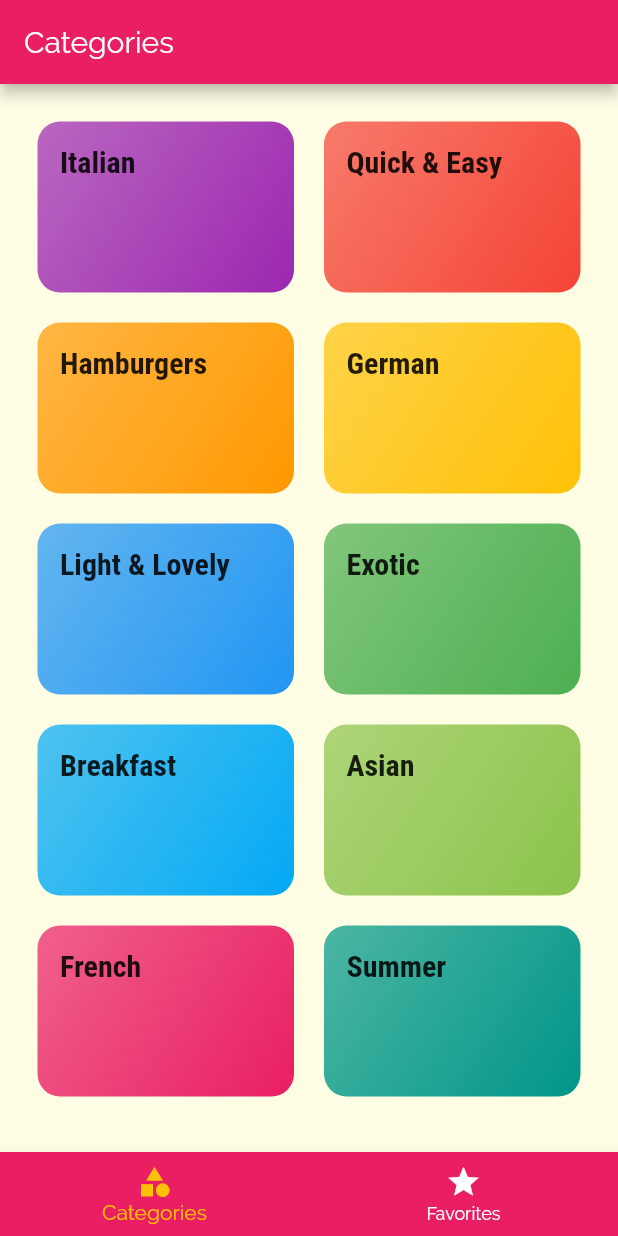
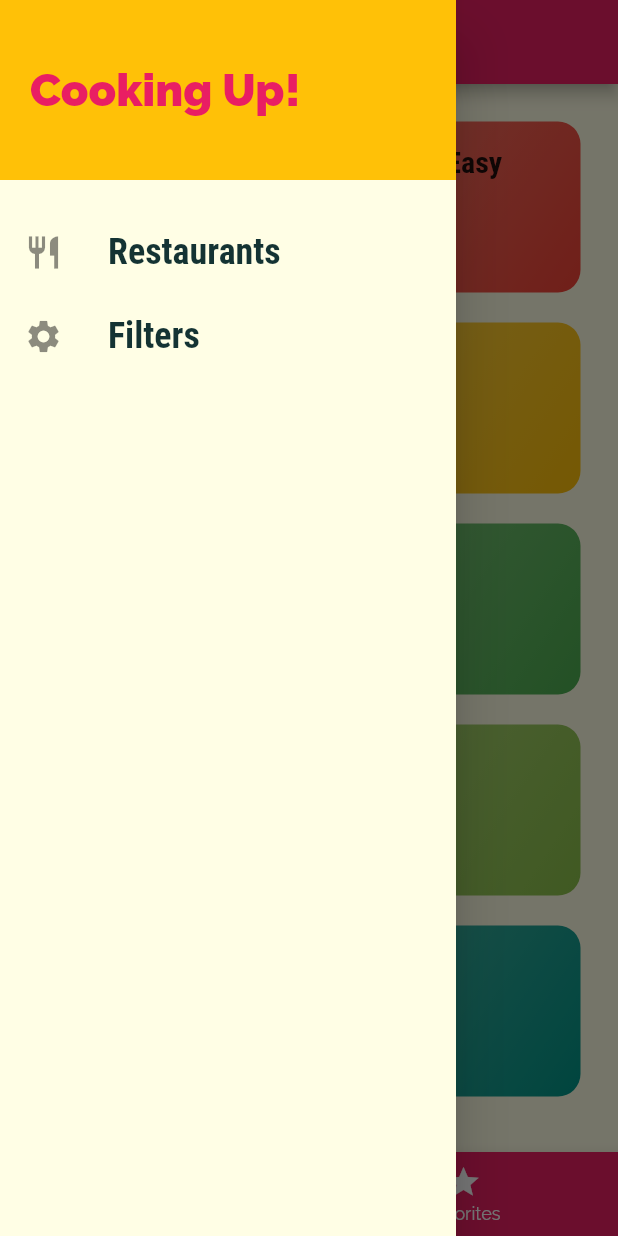
Before and after one commit to champi-dev/meals-app, a Flutter app: the screen it shows after launch, with the side drawer open (before the commit the screen has no drawer), on a phone screen of 412 x 824 dp. Run offline on Flutter 3.47's test engine with Material 2 defaults, Android fonts, the phone set to English and light mode, and no system bars.

Commit message:
Adding links to the drawer

```diff
--- a/lib/main.dart
+++ b/lib/main.dart
@@ -1,5 +1,6 @@
 import 'package:flutter/material.dart';
 
+import './screens/filters_screen.dart';
 import './screens/tabs_screen.dart';
 import './screens/category_meals_screen.dart';
 import './screens/categories_screen.dart';
@@ -27,7 +28,8 @@ class MyApp extends StatelessWidget {
       routes: {
         '/': (ctx) => TabsScreen(),
         CategoryMealsScreen.routeName: (ctx) => CategoryMealsScreen(),
-        MealDetailScreen.routeName: (ctx) => MealDetailScreen()
+        MealDetailScreen.routeName: (ctx) => MealDetailScreen(),
+        FiltersScreen.routeName: (ctx) => FiltersScreen()
       },
     );
   }
--- /dev/null
+++ b/lib/screens/filters_screen.dart
@@ -0,0 +1,12 @@
+import 'package:flutter/material.dart';
+
+class FiltersScreen extends StatelessWidget {
+  static const routeName = '/filters';
+
+  @override
+  Widget build(BuildContext context) {
+    return Center(
+      child: Text('Filters!'),
+    );
+  }
+}
--- a/lib/screens/tabs_screen.dart
+++ b/lib/screens/tabs_screen.dart
@@ -1,6 +1,7 @@
 import 'package:flutter/material.dart';
+
+import '../widgets/main_drawer.dart';
 import './favorites_screen.dart';
-
 import './categories_screen.dart';
 
 class TabsScreen extends StatefulWidget {
@@ -28,6 +29,7 @@ class _TabsScreenState extends State<TabsScreen> {
       appBar: AppBar(
         title: Text(_pages[_selectedPageIndex]['title']),
       ),
+      drawer: MainDrawer(),
       body: _pages[_selectedPageIndex]['page'],
       bottomNavigationBar: BottomNavigationBar(
           onTap: _selectPage,
--- /dev/null
+++ b/lib/widgets/main_drawer.dart
@@ -0,0 +1,50 @@
+import 'package:flutter/material.dart';
+
+import '../screens/filters_screen.dart';
+
+class MainDrawer extends StatelessWidget {
+  Widget buildListTile(String title, IconData icon, Function tapHandler) {
+    return ListTile(
+      leading: Icon(
+        icon,
+        size: 26,
+      ),
+      title: Text(title,
+          style: TextStyle(
+              fontFamily: 'RobotoCondensed',
+              fontSize: 24,
+              fontWeight: FontWeight.bold)),
+      onTap: tapHandler,
+    );
+  }
+
+  @override
+  Widget build(BuildContext context) {
+    return Drawer(
+      child: Column(
+        children: <Widget>[
+          Container(
+              height: 120,
+              width: double.infinity,
+              padding: EdgeInsets.all(20),
+              alignment: Alignment.centerLeft,
+              color: Theme.of(context).accentColor,
+              child: Text('Cooking Up!',
+                  style: TextStyle(
+                      fontWeight: FontWeight.w900,
+                      fontSize: 30,
+                      color: Theme.of(context).primaryColor))),
+          SizedBox(
+            height: 20,
+          ),
+          buildListTile('Restaurants', Icons.restaurant, () {
+            Navigator.of(context).pushNamed('/');
+          }),
+          buildListTile('Filters', Icons.settings, () {
+            Navigator.of(context).pushNamed(FiltersScreen.routeName);
+          }),
+        ],
+      ),
+    );
+  }
+}
```
